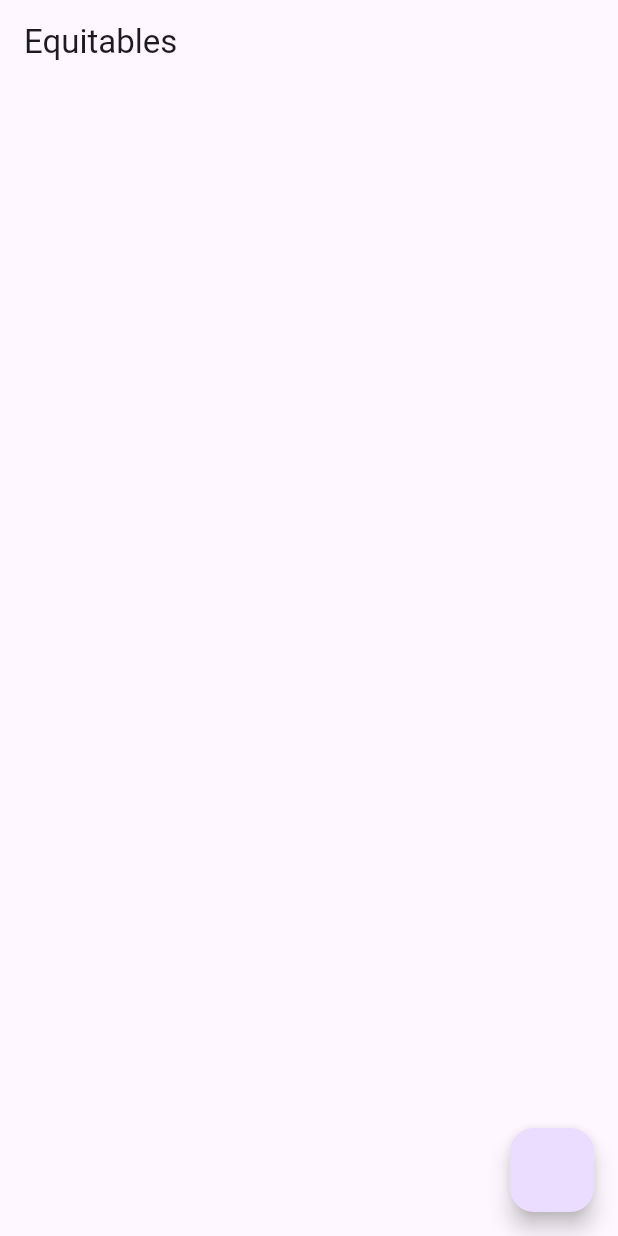
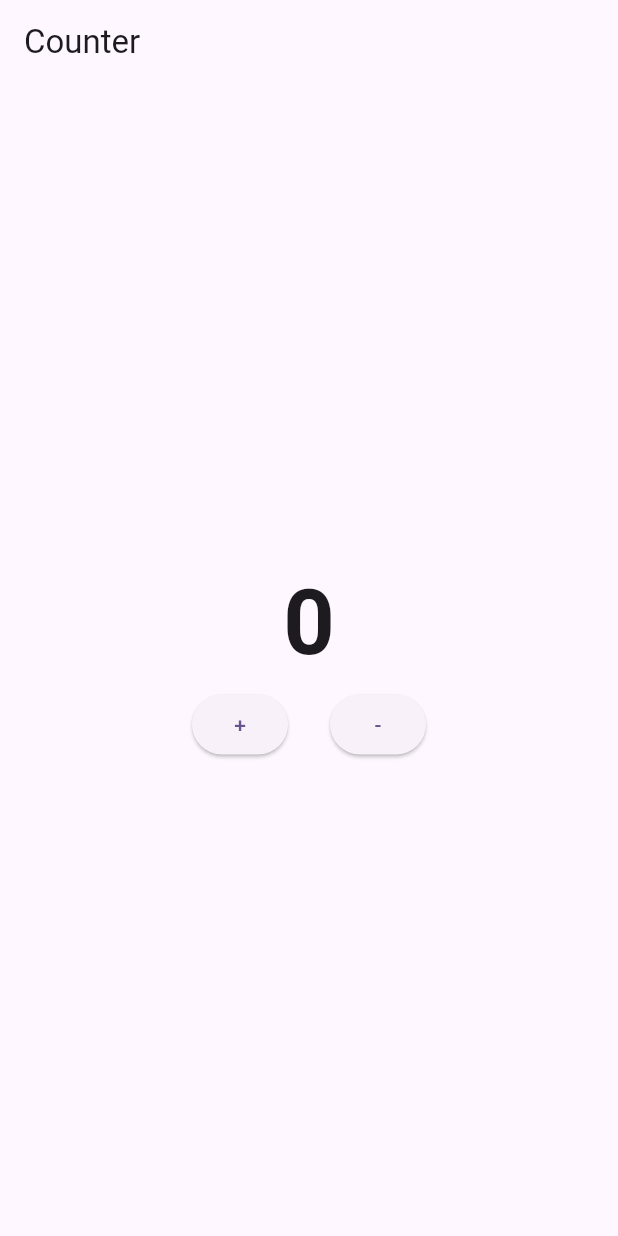
Before and after one commit to Prasiddha777/Flutter_BLOC, a Flutter app: the screen it shows after launch, on a phone screen of 412 x 824 dp. Run offline on Flutter 3.47's test engine with Material 3 defaults, Android fonts, the phone set to English and light mode, and no system bars; our stand-ins replace bloc, equatable, flutter_bloc.

Commit message:
ADD: Bloc Counter App

```diff
--- /dev/null
+++ b/lib/What is bloc events and states/theory.txt
@@ -0,0 +1 @@
+EVENTS ====> BLOC ======> STATE
--- /dev/null
+++ b/lib/counter/bloc/counter_bloc.dart
@@ -0,0 +1,18 @@
+import 'package:bloc/bloc.dart';
+import 'package:bloc_app/counter/bloc/counter_event.dart';
+import 'package:bloc_app/counter/bloc/counter_state.dart';
+
+class CounterBloc extends Bloc<CounterEvent, CounterState> {
+  CounterBloc() : super(const CounterState()) {
+    on<IncrementCounter>(_increment);
+    on<DecrementCounter>(_decrement);
+  }
+
+  void _increment(IncrementCounter event, Emitter<CounterState> emit) {
+    emit(state.copyWith(counter: state.counter + 1));
+  }
+
+  void _decrement(DecrementCounter event, Emitter<CounterState> emit) {
+    emit(state.copyWith(counter: state.counter - 1));
+  }
+}
--- /dev/null
+++ b/lib/counter/bloc/counter_event.dart
@@ -0,0 +1,10 @@
+import 'package:equatable/equatable.dart';
+
+abstract class CounterEvent extends Equatable {
+  @override
+  List<Object?> get props => [];
+}
+
+class IncrementCounter extends CounterEvent {}
+
+class DecrementCounter extends CounterEvent {}
--- /dev/null
+++ b/lib/counter/bloc/counter_state.dart
@@ -0,0 +1,15 @@
+import 'package:equatable/equatable.dart';
+
+class CounterState extends Equatable {
+  final int counter;
+  const CounterState({this.counter = 0});
+
+  CounterState copyWith({int? counter}) {
+    return CounterState(
+      counter: counter ?? this.counter,
+    );
+  }
+
+  @override
+  List<Object?> get props => [counter];
+}
--- /dev/null
+++ b/lib/counter/ui/counter_screen.dart
@@ -0,0 +1,61 @@
+import 'package:bloc_app/counter/bloc/counter_bloc.dart';
+import 'package:bloc_app/counter/bloc/counter_event.dart';
+import 'package:bloc_app/counter/bloc/counter_state.dart';
+import 'package:flutter/material.dart';
+import 'package:flutter_bloc/flutter_bloc.dart';
+
+class CounterScreen extends StatefulWidget {
+  const CounterScreen({super.key});
+
+  @override
+  State<CounterScreen> createState() => _CounterScreenState();
+}
+
+class _CounterScreenState extends State<CounterScreen> {
+  @override
+  Widget build(BuildContext context) {
+    return Scaffold(
+      appBar: AppBar(
+        title: const Text('Counter'),
+      ),
+      body: Column(
+        crossAxisAlignment: CrossAxisAlignment.center,
+        mainAxisAlignment: MainAxisAlignment.center,
+        children: [
+          BlocBuilder<CounterBloc, CounterState>(
+            builder: (context, state) {
+              return Text(
+                state.counter.toString(),
+                style: const TextStyle(
+                  fontSize: 60,
+                  fontWeight: FontWeight.bold,
+                ),
+              );
+            },
+          ),
+          Row(
+            mainAxisAlignment: MainAxisAlignment.center,
+            crossAxisAlignment: CrossAxisAlignment.center,
+            children: [
+              ElevatedButton(
+                onPressed: () {
+                  context.read<CounterBloc>().add(IncrementCounter());
+                },
+                child: const Text('+'),
+              ),
+              const SizedBox(
+                width: 28,
+              ),
+              ElevatedButton(
+                onPressed: () {
+                  context.read<CounterBloc>().add(DecrementCounter());
+                },
+                child: const Text('-'),
+              ),
+            ],
+          ),
+        ],
+      ),
+    );
+  }
+}
--- a/lib/main.dart
+++ b/lib/main.dart
@@ -1,5 +1,8 @@
+import 'package:bloc_app/counter/bloc/counter_bloc.dart';
+import 'package:bloc_app/counter/ui/counter_screen.dart';
 import 'package:bloc_app/equitabale/equitable_sceen.dart';
 import 'package:flutter/material.dart';
+import 'package:flutter_bloc/flutter_bloc.dart';
 
 void main() {
   runApp(const MyApp());
@@ -11,14 +14,17 @@ class MyApp extends StatelessWidget {
   // This widget is the root of your application.
   @override
   Widget build(BuildContext context) {
-    return MaterialApp(
-      title: 'Flutter Bloc',
-      debugShowCheckedModeBanner: false,
-      theme: ThemeData(
-        colorScheme: ColorScheme.fromSeed(seedColor: Colors.deepPurple),
-        useMaterial3: true,
+    return BlocProvider(
+      create: (context) => CounterBloc(),
+      child: MaterialApp(
+        title: 'Flutter Bloc',
+        debugShowCheckedModeBanner: false,
+        theme: ThemeData(
+          colorScheme: ColorScheme.fromSeed(seedColor: Colors.deepPurple),
+          useMaterial3: true,
+        ),
+        home: const CounterScreen(),
       ),
-      home: const EquitableScreen(),
     );
   }
 }
--- a/pubspec.yaml
+++ b/pubspec.yaml
@@ -36,6 +36,8 @@ dependencies:
   # Use with the CupertinoIcons class for iOS style icons.
   cupertino_icons: ^1.0.2
   equatable: ^2.0.5
+  flutter_bloc: ^8.1.3
+  bloc: ^8.1.2
 
 dev_dependencies:
   flutter_test:
```
Also changed, not shown: pubspec.lock.
